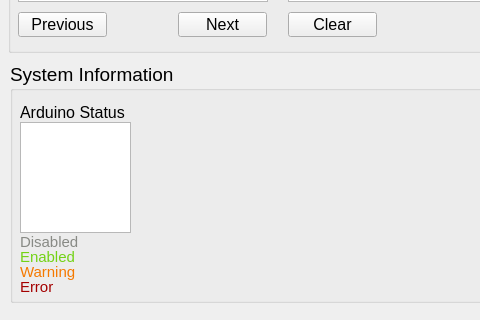
The window that src/omniroute_operation/src/three_by_three_interface/interface.ui (NC4Lab/omniroute_ubuntu_ws) describes before a commit, drawn with Qt 5; both pictures show x 0 to 480 and y 618 to 938 of the 789 by 938 pixel window.
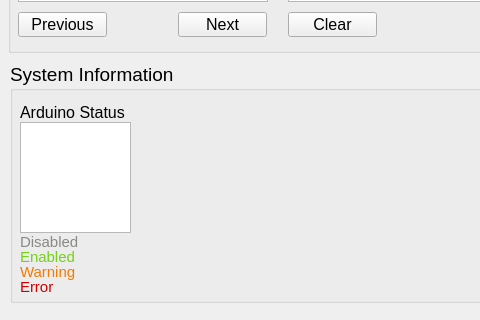
The same window after the commit.

Patch:
```diff
--- a/src/omniroute_operation/src/three_by_three_interface/interface.ui
+++ b/src/omniroute_operation/src/three_by_three_interface/interface.ui
@@ -355,7 +355,7 @@
      </font>
     </property>
     <property name="text">
-     <string>&lt;html&gt;&lt;head/&gt;&lt;body&gt;&lt;p&gt;&lt;span style=&quot; color:#a40000;&quot;&gt;Error&lt;/span&gt;&lt;/p&gt;&lt;/body&gt;&lt;/html&gt;</string>
+     <string>&lt;html&gt;&lt;head/&gt;&lt;body&gt;&lt;p&gt;&lt;span style=&quot; color:#cc0000;&quot;&gt;Error&lt;/span&gt;&lt;/p&gt;&lt;/body&gt;&lt;/html&gt;</string>
     </property>
    </widget>
   </widget>
```
